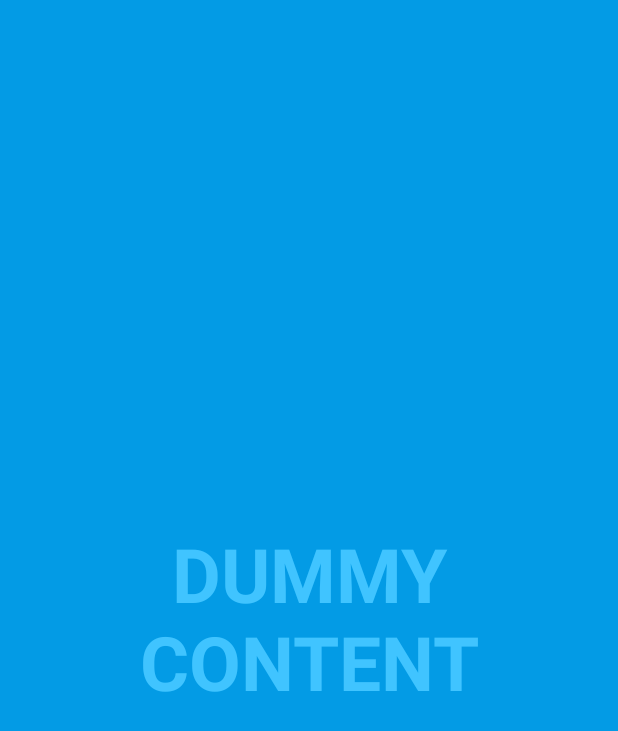
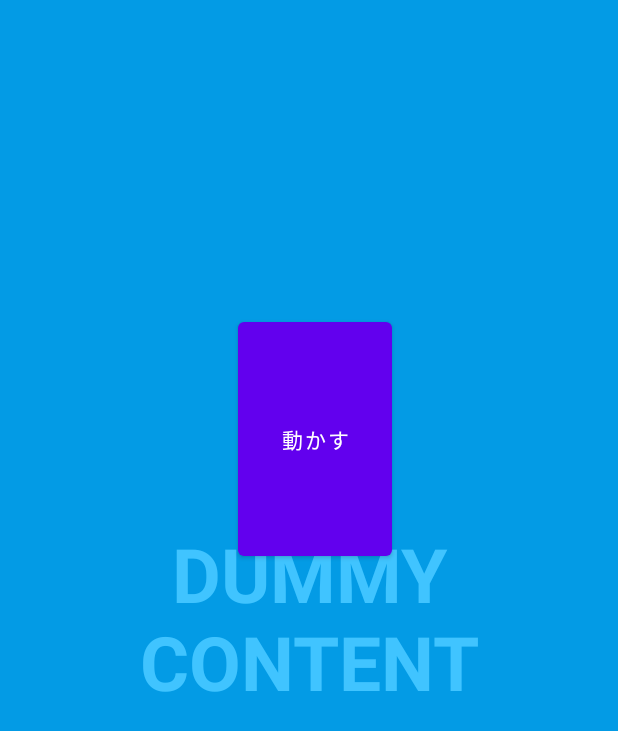
Before and after one commit to te17niidome/DemoApplication, an Android app: the screen it shows after launch (FullscreenActivity), on a phone screen of 412 x 824 dp. Shown: the top 731 px of the screen. Run offline under Robolectric (Android 15) with nearby library versions, the phone set to English and light mode, and no system bars.

Commit message:
ボタン遷移テスト

```diff
--- a/app/src/main/AndroidManifest.xml
+++ b/app/src/main/AndroidManifest.xml
@@ -24,6 +24,8 @@
                 <category android:name="android.intent.category.LAUNCHER" />
             </intent-filter>
         </activity>
+        <activity android:name=".SubActivity"
+            ></activity>
     </application>
 
 </manifest>
--- a/app/src/main/java/com/example/demoapplication/FullscreenActivity.java
+++ b/app/src/main/java/com/example/demoapplication/FullscreenActivity.java
@@ -12,6 +12,7 @@ import android.os.Looper;
 import android.view.MotionEvent;
 import android.view.View;
 import android.view.WindowInsets;
+import android.content.Intent;
 
 import com.example.demoapplication.databinding.ActivityFullscreenBinding;
 
@@ -185,4 +186,9 @@ public class FullscreenActivity extends AppCompatActivity {
         mHideHandler.removeCallbacks(mHideRunnable);
         mHideHandler.postDelayed(mHideRunnable, delayMillis);
     }
+
+    public void push(View view){
+        Intent intent = new Intent(getApplicationContext(),SubActivity.class);
+        startActivity(intent);
+    }
 }
--- a/app/src/main/res/layout/activity_fullscreen.xml
+++ b/app/src/main/res/layout/activity_fullscreen.xml
@@ -46,6 +46,33 @@
                 android:text="@string/dummy_button" />
 
         </LinearLayout>
+
+        <RelativeLayout
+            android:layout_width="match_parent"
+            android:layout_height="match_parent"
+            android:paddingBottom="5dp"
+            android:paddingLeft="5dp"
+            android:paddingRight="5dp"
+            android:paddingTop="5dp"
+            tools:context=".MainActivity">
+
+            <Button
+                android:id="@+id/button"
+                android:layout_width="117dp"
+                android:layout_height="wrap_content"
+                android:layout_alignParentStart="true"
+                android:layout_alignParentTop="true"
+                android:layout_alignParentEnd="true"
+                android:layout_alignParentBottom="true"
+                android:layout_marginStart="153dp"
+                android:layout_marginTop="203dp"
+                android:layout_marginEnd="145dp"
+                android:layout_marginBottom="442dp"
+                android:text="動かす"
+                android:onClick="push"
+                android:visibility="visible" />
+        </RelativeLayout>
+
     </FrameLayout>
 
 </FrameLayout>
```
Also changed, not shown: app/src/main/java/com/example/demoapplication/SubActivity.java (added, +14 -0 lines), app/src/main/res/layout/sub_activity.xml (added, +19 -0 lines).
